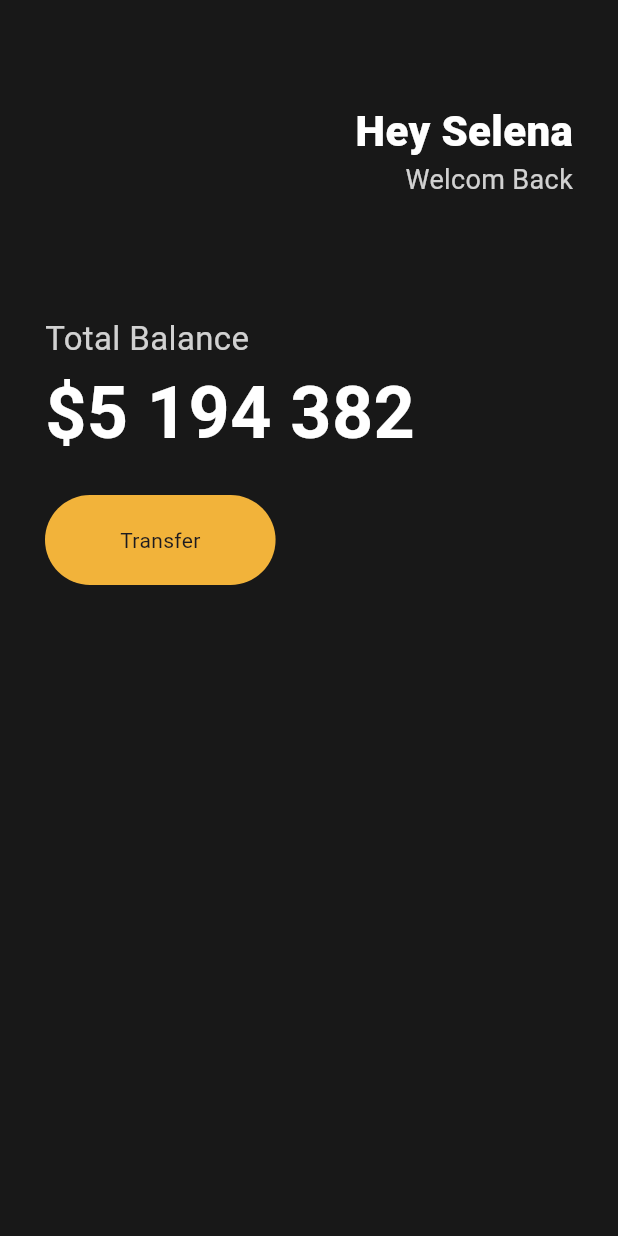
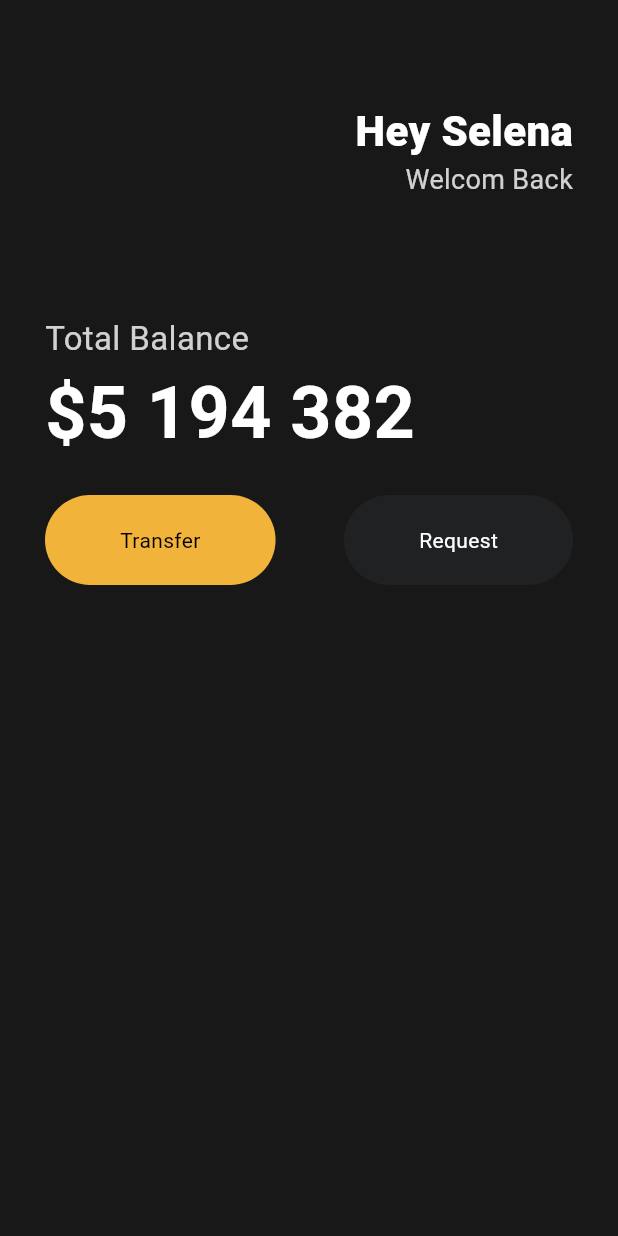
Before and after one commit to Grit03/practice-flutter, a Flutter app: the screen it shows after launch, on a phone screen of 412 x 824 dp. Run offline on Flutter 3.47's test engine with Material 3 defaults, Android fonts, the phone set to English and light mode, and no system bars.

Commit message:
#3.5 Reusable Widgets

```diff
--- a/lib/main.dart
+++ b/lib/main.dart
@@ -1,10 +1,13 @@
 import 'package:flutter/material.dart';
+import 'package:toonflix/widgets/button.dart';
 
 void main() {
-  runApp(App());
+  runApp(const App());
 }
 
 class App extends StatelessWidget {
+  const App({super.key});
+
   @override
   Widget build(BuildContext context) {
     return MaterialApp(
@@ -46,7 +49,7 @@ class App extends StatelessWidget {
                   )
                 ],
               ),
-              SizedBox(
+              const SizedBox(
                 height: 30,
               ),
               Column(
@@ -59,7 +62,7 @@ class App extends StatelessWidget {
                       fontSize: 22,
                     ),
                   ),
-                  Text(
+                  const Text(
                     "\$5 194 382",
                     style: TextStyle(
                       color: Colors.white,
@@ -67,24 +70,22 @@ class App extends StatelessWidget {
                       fontWeight: FontWeight.bold,
                     ),
                   ),
-                  SizedBox(
+                  const SizedBox(
                     height: 20,
                   ),
-                  Row(
+                  const Row(
+                    mainAxisAlignment: MainAxisAlignment.spaceBetween,
                     children: [
-                      Container(
-                        decoration: BoxDecoration(
-                          color: Color(0xFFF2B33A),
-                          borderRadius: BorderRadius.circular(45),
-                        ),
-                        child: Padding(
-                          padding: EdgeInsets.symmetric(
-                            horizontal: 50,
-                            vertical: 20,
-                          ),
-                          child: Text("Transfer"),
-                        ),
-                      )
+                      Button(
+                        text: "Transfer",
+                        bgColor: Color(0xFFF2B33A),
+                        textColor: Colors.black,
+                      ),
+                      Button(
+                        text: "Request",
+                        bgColor: Color(0xFF1F2123),
+                        textColor: Colors.white,
+                      ),
                     ],
                   )
                 ],
--- /dev/null
+++ b/lib/widgets/button.dart
@@ -0,0 +1,34 @@
+import 'package:flutter/material.dart';
+
+class Button extends StatelessWidget {
+  final String text;
+  final Color bgColor;
+  final Color textColor;
+
+  const Button({
+    super.key,
+    required this.text,
+    required this.bgColor,
+    required this.textColor,
+  });
+
+  @override
+  Widget build(BuildContext context) {
+    return Container(
+      decoration: BoxDecoration(
+        color: bgColor,
+        borderRadius: BorderRadius.circular(45),
+      ),
+      child: Padding(
+        padding: const EdgeInsets.symmetric(
+          horizontal: 50,
+          vertical: 20,
+        ),
+        child: Text(
+          text,
+          style: TextStyle(color: textColor),
+        ),
+      ),
+    );
+  }
+}
```
